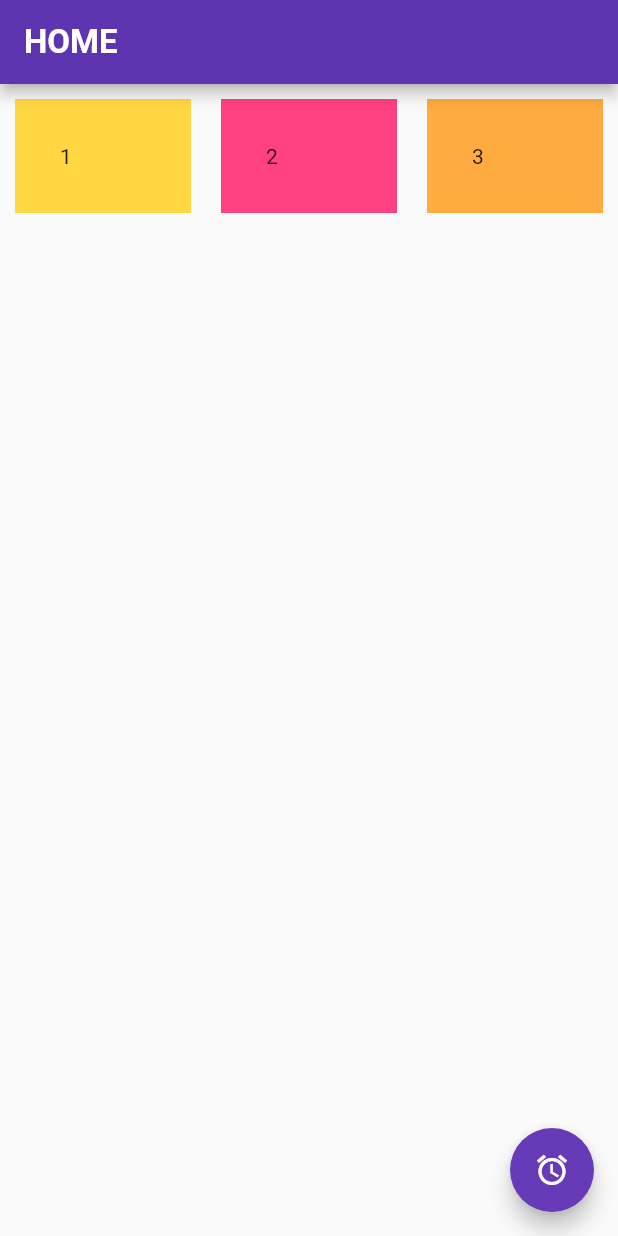
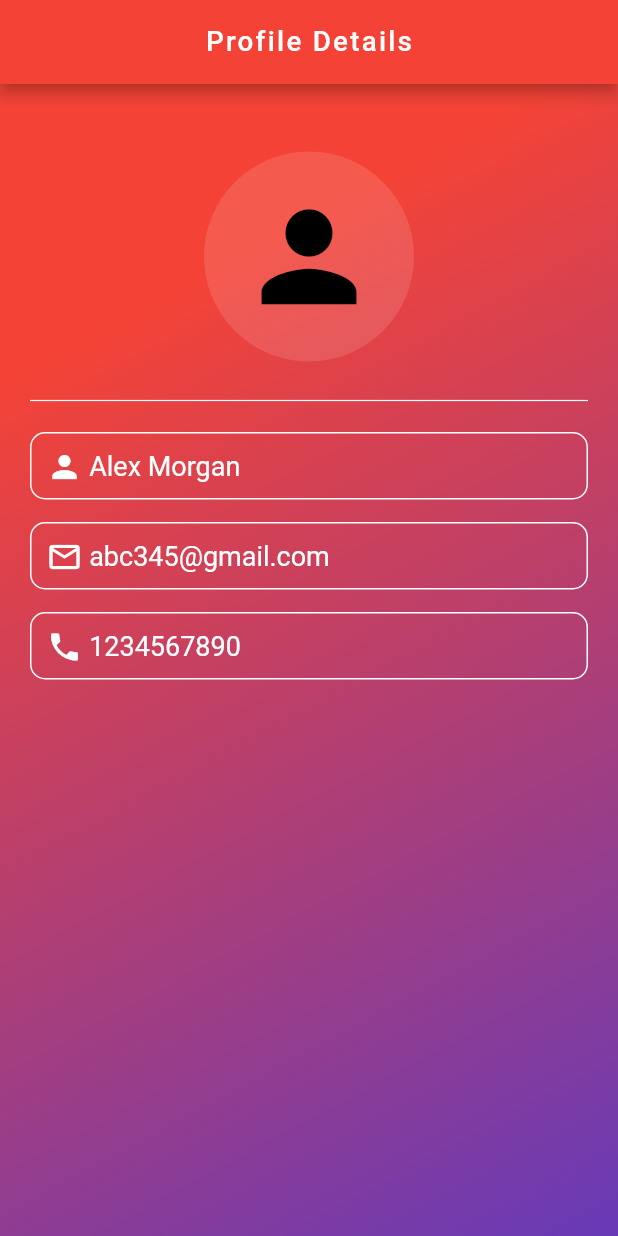
Before and after one commit to Ryukz/Learning, a Flutter app: the screen it shows after launch, on a phone screen of 412 x 824 dp. Run offline on Flutter 3.47's test engine with Material 2 defaults, Android fonts, the phone set to English and light mode, and no system bars; Roboto replaces fonts that are missing (MyFont, MyFont2).

Commit message:
my profile Page

```diff
--- a/lib/main.dart
+++ b/lib/main.dart
@@ -1,4 +1,6 @@
-// ignore_for_file: prefer_const_constructors
+// ignore_for_file: prefer_const_constructors, prefer_const_literals_to_create_immutables
+import 'dart:ui';
+
 import 'package:flutter/material.dart';
 
 int clicker = 0;
@@ -12,50 +14,147 @@ class MyApp extends StatelessWidget {
     return MaterialApp(
       home: Scaffold(
         appBar: AppBar(
-        title: Text(
-          'HOME',
-          textAlign: TextAlign.left,
+          title: Center(
+            child: Text(
+              'Profile Details',
               style: TextStyle(
-              fontFamily: 'MyFont', fontWeight: FontWeight.bold, fontSize: 22),
-        ),
-        backgroundColor: Colors.deepPurple[600],
-      ),
-      // ignore: avoid_unnecessary_containers
-      body: Row(
-        children: [
-          Expanded(
-            child: Container(
-              child: Text('1'),
-              color: Colors.amberAccent,
-              padding: EdgeInsets.fromLTRB(30.0, 30.0, 60.0, 30.0),
-              margin: EdgeInsets.all(10.0),
+                  fontSize: 18.5, fontFamily: 'MyFont2', letterSpacing: 1.5),
             ),
           ),
-          Expanded(
-            child: Container(
-              child: Text('2'),
-              color: Colors.pinkAccent,
-              padding: EdgeInsets.all(30.0),
-              margin: EdgeInsets.all(10.0),
+          flexibleSpace: Container(
+            decoration: BoxDecoration(
+                gradient: LinearGradient(
+                    colors: [Colors.red, Colors.deepPurple],
+                    stops: [1.0, 0.2])),
           ),
         ),
-          Expanded(
+        body: Padding(
+          padding: EdgeInsets.all(0.0),
           child: Container(
-              child: Text('3'),
-              color: Colors.orangeAccent,
-              padding: EdgeInsets.all(30.0),
-              margin: EdgeInsets.all(10.0),
+            child: Column(
+              mainAxisAlignment: MainAxisAlignment.start,
+              crossAxisAlignment: CrossAxisAlignment.stretch,
+              children: [
+                SizedBox(
+                  height: 45.0,
+                ),
+                CircleAvatar(
+                  backgroundColor: Colors.white12,
+                  radius: 70.0,
+                  child: Icon(
+                    Icons.person,
+                    size: 95,
+                    color: Colors.black,
+                  ),
+                ),
+                Padding(
+                  padding: EdgeInsets.all(20.0),
+                  child: Column(
+                    mainAxisAlignment: MainAxisAlignment.center,
+                    children: [
+                      Divider(
+                        height: 12.0,
+                        color: Colors.white,
+                        thickness: 0.8,
+                      ),
+                      SizedBox(
+                        height: 15.0,
+                      ),
+                      Container(
+                        padding: EdgeInsets.all(10.0),
+                        height: 45,
+                        width: 400,
+                        decoration: BoxDecoration(
+                          border: Border.all(
+                            color: Colors.white,
+                          ),
+                          borderRadius: BorderRadius.circular(10.0),
+                        ),
+                        child: Row(
+                          children: [
+                            Icon(
+                              Icons.person,
+                              color: Colors.white,
+                            ),
+                            Text(
+                              ' Alex Morgan',
+                              style:
+                                  TextStyle(fontSize: 18, color: Colors.white),
+                            ),
+                          ],
+                        ),
+                      ),
+                      SizedBox(
+                        height: 15.0,
+                      ),
+                      Container(
+                        padding: EdgeInsets.all(10.0),
+                        height: 45,
+                        width: 400,
+                        decoration: BoxDecoration(
+                          border: Border.all(
+                            color: Colors.white,
+                          ),
+                          borderRadius: BorderRadius.circular(10.0),
+                        ),
+                        child: Row(
+                          children: [
+                            Icon(
+                              Icons.email_outlined,
+                              color: Colors.white,
+                            ),
+                            Text(
+                              ' abc345@gmail.com',
+                              style:
+                                  TextStyle(fontSize: 18, color: Colors.white),
+                            ),
+                          ],
+                        ),
+                      ),
+                      SizedBox(
+                        height: 15.0,
+                      ),
+                      Container(
+                        padding: EdgeInsets.all(10.0),
+                        height: 45,
+                        width: 400,
+                        decoration: BoxDecoration(
+                          border: Border.all(
+                            color: Colors.white,
+                          ),
+                          borderRadius: BorderRadius.circular(10.0),
+                        ),
+                        child: Row(
+                          children: [
+                            Icon(
+                              Icons.phone,
+                              color: Colors.white,
+                            ),
+                            Text(
+                              ' 1234567890',
+                              style: TextStyle(
+                                fontSize: 18,
+                                color: Colors.white,
+                              ),
+                            ),
+                          ],
+                        ),
+                      ),
+                    ],
                   ),
                 )
               ],
             ),
-      floatingActionButton: FloatingActionButton(
-        onPressed: () {
-          clicker++;
-        },
-        backgroundColor: Colors.deepPurple,
-        child: Icon(Icons.alarm),
+            decoration: BoxDecoration(
+              gradient: LinearGradient(
+                  colors: [Colors.red, Colors.deepPurple],
+                  begin: Alignment.topLeft,
+                  end: Alignment.bottomRight,
+                  stops: [0.2, 1.0]),
             ),
-    ));
+          ),
+        ),
+      ),
+    );
   }
 }
--- a/pubspec.yaml
+++ b/pubspec.yaml
@@ -76,6 +76,12 @@ flutter:
     - family: MyFont
       fonts:
         - asset: customfonts/Hubballi-Regular.ttf
+    - family: MyFont2
+      fonts:
+        - asset: customfonts/Cabin-Bold.ttf
+    - family: MyFont3
+      fonts:
+        - asset: customfonts/IBMPlexSans-Regular.ttf
   #
   # For details regarding fonts from package dependencies,
   # see https://flutter.dev/custom-fonts/#from-packages
```
Also changed, not shown: customFonts/Cabin-Bold.ttf (added), customFonts/Cabin-Regular.ttf (added), customFonts/Cabin-SemiBold.ttf (added), customFonts/IBMPlexSans-Regular.ttf (added). Lines whose indentation alone changed are shown as unchanged.
